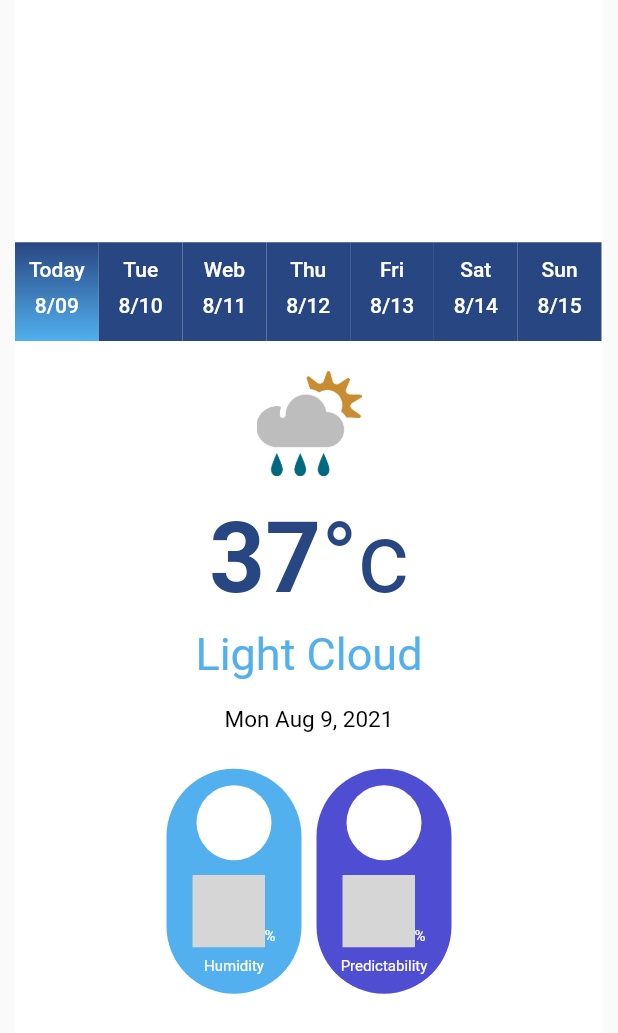
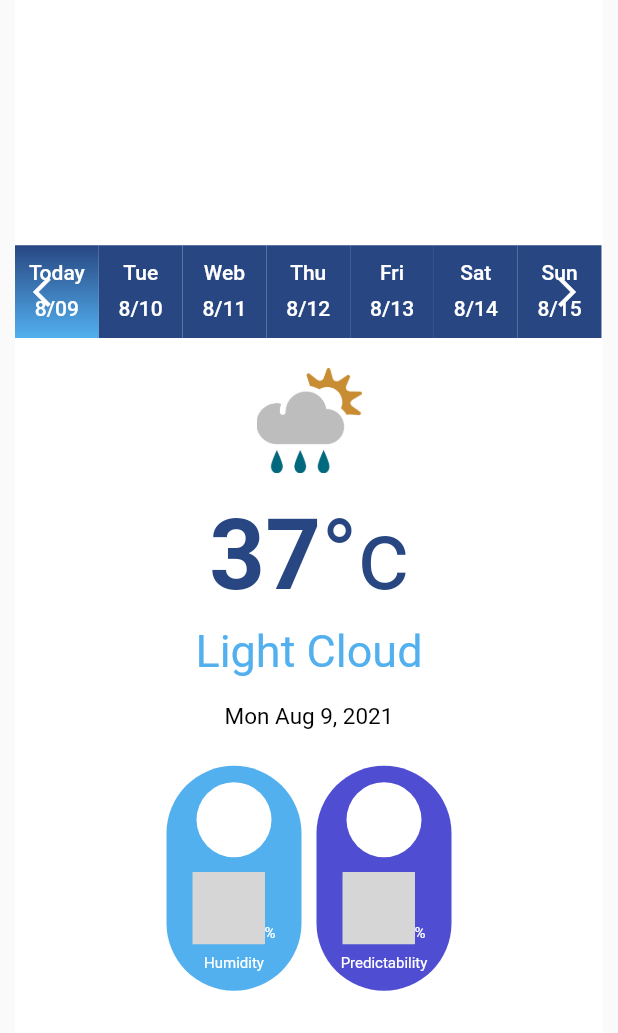
Before and after one commit to tranle15788/weather_flutter, a Flutter app: the screen it shows after launch, on a phone screen of 412 x 824 dp. Shown: the top 1033 px of the screen. Run offline on Flutter 3.47's test engine with Material 2 defaults, Android fonts, the phone set to English and light mode, and no system bars; drawn by our look-alikes of carousel_slider; missing offline and left inert: desktop_window, mccounting_text; grey boxes are pictures that could not be loaded.

Commit message:
fix macos

```diff
--- a/lib/main.dart
+++ b/lib/main.dart
@@ -1,10 +1,18 @@
+import 'dart:io' show Platform;
+import 'dart:async';
 import 'package:flutter/material.dart';
+import 'package:desktop_window/desktop_window.dart';
 import 'package:carousel_slider/carousel_slider.dart';
 import 'package:mccounting_text/mccounting_text.dart';
 import './data_weather.dart';
 import 'theme.dart' as Theme;
+import 'package:desktop_window/desktop_window.dart' as window_size;
 
 void main() {
+  WidgetsFlutterBinding.ensureInitialized();
+  if (Platform.isWindows || Platform.isLinux || Platform.isMacOS) {
+    window_size.DesktopWindow.setMinWindowSize(Size(375, 667));
+  }
   runApp(const MyApp());
 }
 
@@ -15,14 +23,6 @@ class MyApp extends StatelessWidget {
   @override
   Widget build(BuildContext context) {
     return MaterialApp(
-      scrollBehavior: MaterialScrollBehavior().copyWith(
-        dragDevices: {
-          PointerDeviceKind.mouse,
-          PointerDeviceKind.touch,
-          PointerDeviceKind.stylus,
-          PointerDeviceKind.unknown
-        },
-      ),
       title: 'Flutter Weather',
       home: MyHomePage(),
     );
@@ -38,6 +38,7 @@ class MyHomePage extends StatefulWidget {
 class _MyHomePageState extends State<MyHomePage> {
   bool changeDate = false;
   int currentDayIndex = 7;
+  final CarouselController _controller = CarouselController();
 
   void selectDate(int btnTag) {
     setState(() {
@@ -55,15 +56,24 @@ class _MyHomePageState extends State<MyHomePage> {
       child: Column(
         mainAxisAlignment: MainAxisAlignment.center,
         children: [
+          Stack(
+            children: [
               // CarouselSlider
               CarouselSlider.builder(
+                carouselController: _controller,
                 options: CarouselOptions(
-              height: 66,
+                  height:
+                      Platform.isLinux && Platform.isMacOS && Platform.isWindows
+                          ? 65
+                          : 62,
                   initialPage: 1,
                   viewportFraction: 1,
                   enableInfiniteScroll: false,
                 ),
-            itemCount: (weathers.length / 7).round(),
+                itemCount:
+                    Platform.isLinux && Platform.isMacOS && Platform.isWindows
+                        ? (weathers.length).round()
+                        : (weathers.length / 7).round(),
                 itemBuilder: (context, index, realIdx) {
                   int mon = index * 7;
                   int tue = mon + 1;
@@ -101,23 +111,45 @@ class _MyHomePageState extends State<MyHomePage> {
                               child: Column(children: [
                                 Text(
                                   weather.dayOfTheWeek,
-                              style: const TextStyle(
+                                  style: TextStyle(
                                       color: Colors.white,
                                       fontWeight: FontWeight.w500,
-                                  fontSize: 14),
+                                      fontSize: width <= 375 ? 12 : 14),
                                 ),
                                 const SizedBox(height: 8),
                                 Text(
                                   weather.dateMonth,
-                              style: const TextStyle(
+                                  style: TextStyle(
                                       color: Colors.white,
                                       fontWeight: FontWeight.w500,
-                                  fontSize: 14),
+                                      fontSize: width <= 375 ? 12 : 14),
                                 ),
                               ])));
                     }).toList(),
                   );
                 },
+              ),
+              Positioned.fill(
+                  child: Align(
+                alignment: Alignment.centerLeft,
+                child: IconButton(
+                  icon: const Icon(Icons.arrow_back_ios),
+                  color: Colors.white,
+                  onPressed: () {
+                    _controller.previousPage();
+                  },
+                ),
+              )),
+              Positioned.fill(
+                  child: Align(
+                alignment: Alignment.centerRight,
+                child: IconButton(
+                  icon: const Icon(Icons.arrow_forward_ios),
+                  color: Colors.white,
+                  onPressed: () => _controller.nextPage(),
+                ),
+              ))
+            ],
           ),
           const SizedBox(
             height: 20,
--- a/pubspec.yaml
+++ b/pubspec.yaml
@@ -35,6 +35,7 @@ dependencies:
   cupertino_icons: ^1.0.2
   carousel_slider: ^4.0.0
   mccounting_text: ^1.0.0
+  desktop_window: ^0.4.0
 
 dev_dependencies:
   flutter_test:
```
Also changed, not shown: 11 other files. Lines whose indentation alone changed are shown as unchanged.
